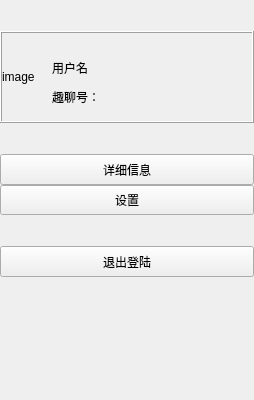
Old version of the form customWidget/widgetmine.ui in the repository GhostsLYB/Client.
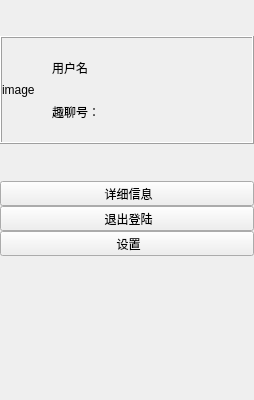
New version of the form. Icons and pictures are not drawn.

```diff
--- a/customWidget/widgetmine.ui
+++ b/customWidget/widgetmine.ui
@@ -13,7 +13,7 @@
   <property name="windowTitle">
    <string>Form</string>
   </property>
-  <layout class="QVBoxLayout" name="verticalLayout_4" stretch="1,3,1,2,1,1,4">
+  <layout class="QVBoxLayout" name="verticalLayout_4" stretch="1,3,1,2,4">
    <property name="spacing">
     <number>0</number>
    </property>
@@ -68,6 +68,9 @@
       </property>
       <item>
        <widget class="QLabel" name="lb_image">
+        <property name="styleSheet">
+         <string notr="true"/>
+        </property>
         <property name="text">
          <string>image</string>
         </property>
@@ -79,7 +82,7 @@
          <number>0</number>
         </property>
         <property name="topMargin">
-         <number>15</number>
+         <number>0</number>
         </property>
         <property name="bottomMargin">
          <number>15</number>
@@ -96,6 +99,9 @@
         </item>
         <item>
          <widget class="QLabel" name="lb_number">
+          <property name="styleSheet">
+           <string notr="true">font: 16pt &quot;Agency FB&quot;;</string>
+          </property>
           <property name="text">
            <string>趣聊号：</string>
           </property>
@@ -132,41 +138,33 @@
          <verstretch>0</verstretch>
         </sizepolicy>
        </property>
-       <property name="text">
-        <string>详细信息</string>
+       <property name="layoutDirection">
+        <enum>Qt::LeftToRight</enum>
        </property>
-      </widget>
-     </item>
-     <item>
-      <widget class="QToolButton" name="btn_setup">
-       <property name="sizePolicy">
-        <sizepolicy hsizetype="Preferred" vsizetype="Preferred">
-         <horstretch>0</horstretch>
-         <verstretch>0</verstretch>
-        </sizepolicy>
+       <property name="styleSheet">
+        <string notr="true"/>
        </property>
        <property name="text">
-        <string>设置</string>
+        <string> 详细信息</string>
        </property>
+       <property name="icon">
+        <iconset resource="../res.qrc">
+         <normaloff>:/icon/app_icon/msg.png</normaloff>:/icon/app_icon/msg.png</iconset>
+       </property>
+       <property name="iconSize">
+        <size>
+         <width>50</width>
+         <height>50</height>
+        </size>
+       </property>
+       <property name="toolButtonStyle">
+        <enum>Qt::ToolButtonTextBesideIcon</enum>
+       </property>
+       <property name="autoRaise">
+        <bool>false</bool>
+       </property>
       </widget>
      </item>
-    </layout>
-   </item>
-   <item>
-    <spacer name="verticalSpacer_2">
-     <property name="orientation">
-      <enum>Qt::Vertical</enum>
-     </property>
-     <property name="sizeHint" stdset="0">
-      <size>
-       <width>20</width>
-       <height>28</height>
-      </size>
-     </property>
-    </spacer>
-   </item>
-   <item>
-    <layout class="QVBoxLayout" name="verticalLayout">
      <item>
       <widget class="QToolButton" name="btn_modifyInfo">
        <property name="sizePolicy">
@@ -176,7 +174,46 @@
         </sizepolicy>
        </property>
        <property name="text">
-        <string>退出登陆</string>
+        <string> 退出登陆</string>
+       </property>
+       <property name="icon">
+        <iconset resource="../res.qrc">
+         <normaloff>:/icon/app_icon/ghost.png</normaloff>:/icon/app_icon/ghost.png</iconset>
+       </property>
+       <property name="iconSize">
+        <size>
+         <width>50</width>
+         <height>50</height>
+        </size>
+       </property>
+       <property name="toolButtonStyle">
+        <enum>Qt::ToolButtonTextBesideIcon</enum>
+       </property>
+      </widget>
+     </item>
+     <item>
+      <widget class="QToolButton" name="btn_setup">
+       <property name="sizePolicy">
+        <sizepolicy hsizetype="Preferred" vsizetype="Preferred">
+         <horstretch>0</horstretch>
+         <verstretch>0</verstretch>
+        </sizepolicy>
+       </property>
+       <property name="text">
+        <string> 设置</string>
+       </property>
+       <property name="icon">
+        <iconset resource="../res.qrc">
+         <normaloff>:/icon/app_icon/setup.png</normaloff>:/icon/app_icon/setup.png</iconset>
+       </property>
+       <property name="iconSize">
+        <size>
+         <width>50</width>
+         <height>50</height>
+        </size>
+       </property>
+       <property name="toolButtonStyle">
+        <enum>Qt::ToolButtonTextBesideIcon</enum>
        </property>
       </widget>
      </item>
```
Left out of the diff: 4 changed lines with no effect on the pictures.
